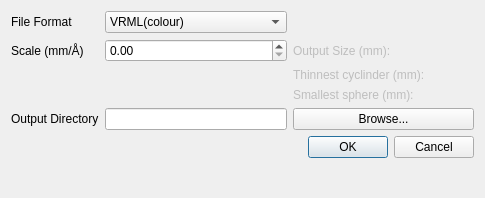
This is libavogadro/src/extensions/vrmldialog.ui in etp12/avogadro as Qt 5 draws it before an edit. The edited form follows.
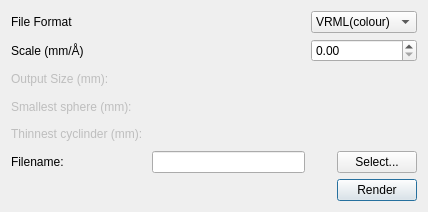
This is the edited form.

```diff
--- a/libavogadro/src/extensions/vrmldialog.ui
+++ b/libavogadro/src/extensions/vrmldialog.ui
@@ -6,41 +6,39 @@
    <rect>
     <x>0</x>
     <y>0</y>
-    <width>485</width>
-    <height>198</height>
+    <width>428</width>
+    <height>212</height>
    </rect>
   </property>
   <property name="windowTitle">
    <string>Dialog</string>
   </property>
-  <layout class="QGridLayout" name="gridLayout_2">
-   <item row="5" column="0">
     <layout class="QGridLayout" name="gridLayout">
-     <item row="5" column="2">
-      <widget class="QPushButton" name="pushButton">
-       <property name="text">
-        <string>Browse...</string>
-       </property>
-      </widget>
-     </item>
      <item row="5" column="0">
-      <widget class="QLabel" name="label_6">
+    <widget class="QLabel" name="label_4">
+     <property name="enabled">
+      <bool>false</bool>
+     </property>
        <property name="text">
-        <string>Output Directory</string>
+      <string>Thinnest cyclinder (mm): </string>
        </property>
       </widget>
      </item>
-     <item row="5" column="1">
-      <widget class="QLineEdit" name="lineEdit"/>
-     </item>
-     <item row="0" column="0">
+   <item row="1" column="0" colspan="2">
+    <widget class="QLabel" name="label_2">
+     <property name="text">
+      <string>Scale (mm/Å)</string>
+     </property>
+    </widget>
+   </item>
+   <item row="0" column="0" colspan="2">
       <widget class="QLabel" name="label">
        <property name="text">
         <string>File Format</string>
        </property>
       </widget>
      </item>
-     <item row="0" column="1">
+   <item row="0" column="2" colspan="2">
       <widget class="QComboBox" name="comboBox">
        <item>
         <property name="text">
@@ -49,17 +47,7 @@
        </item>
       </widget>
      </item>
-     <item row="1" column="1">
-      <widget class="QDoubleSpinBox" name="doubleSpinBox"/>
-     </item>
-     <item row="1" column="0">
-      <widget class="QLabel" name="label_2">
-       <property name="text">
-        <string>Scale (mm/Å)</string>
-       </property>
-      </widget>
-     </item>
-     <item row="1" column="2">
+   <item row="2" column="0">
       <widget class="QLabel" name="label_3">
        <property name="enabled">
         <bool>false</bool>
@@ -69,7 +57,7 @@
        </property>
       </widget>
      </item>
-     <item row="4" column="2">
+   <item row="3" column="0">
       <widget class="QLabel" name="label_5">
        <property name="enabled">
         <bool>false</bool>
@@ -79,40 +67,35 @@
        </property>
       </widget>
      </item>
-     <item row="3" column="2">
-      <widget class="QLabel" name="label_4">
-       <property name="enabled">
-        <bool>false</bool>
-       </property>
+   <item row="10" column="0">
+    <widget class="QLabel" name="label_6">
        <property name="text">
-        <string>Thinnest cyclinder (mm): </string>
-       </property>
-      </widget>
-     </item>
-     <item row="6" column="2">
-      <widget class="QDialogButtonBox" name="buttonBox">
-       <property name="orientation">
-        <enum>Qt::Horizontal</enum>
-       </property>
-       <property name="standardButtons">
-        <set>QDialogButtonBox::Cancel|QDialogButtonBox::Ok</set>
-       </property>
-      </widget>
-     </item>
-    </layout>
+      <string>Filename:</string>
+     </property>
+     <property name="buddy">
+      <cstring>dimX</cstring>
+     </property>
+    </widget>
+   </item>
+   <item row="1" column="2" colspan="2">
+    <widget class="QDoubleSpinBox" name="doubleSpinBox"/>
+   </item>
+   <item row="11" column="3">
+    <widget class="QPushButton" name="render">
+     <property name="text">
+      <string>Render</string>
+     </property>
+    </widget>
+   </item>
+   <item row="10" column="1">
+    <widget class="QLineEdit" name="fileName"/>
    </item>
-   <item row="6" column="0">
-    <spacer name="verticalSpacer">
-     <property name="orientation">
-      <enum>Qt::Vertical</enum>
+   <item row="10" column="3">
+    <widget class="QPushButton" name="selectFileName">
+     <property name="text">
+      <string>Select...</string>
      </property>
-     <property name="sizeHint" stdset="0">
-      <size>
-       <width>20</width>
-       <height>40</height>
-      </size>
-     </property>
-    </spacer>
+    </widget>
    </item>
   </layout>
  </widget>
```
Left out of the diff: 35 changed lines with no effect on the pictures. Lines whose indentation alone changed are shown as unchanged.
